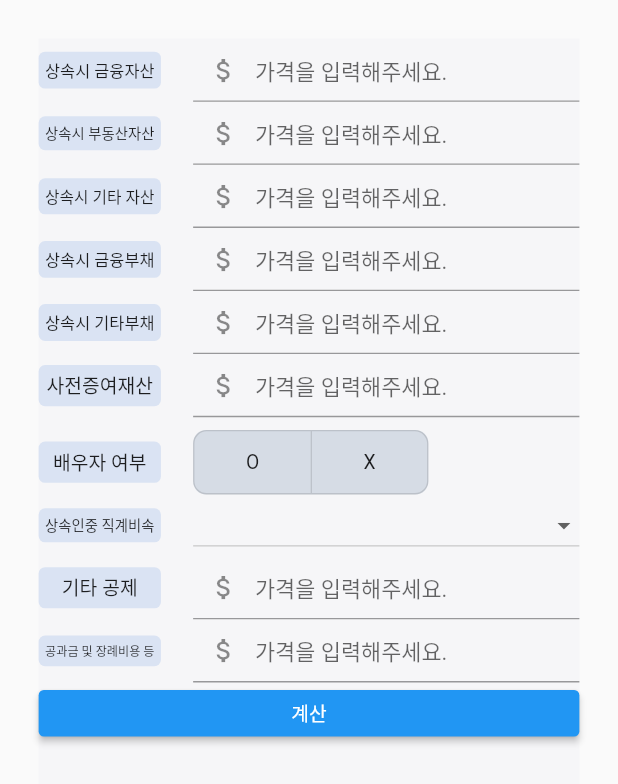
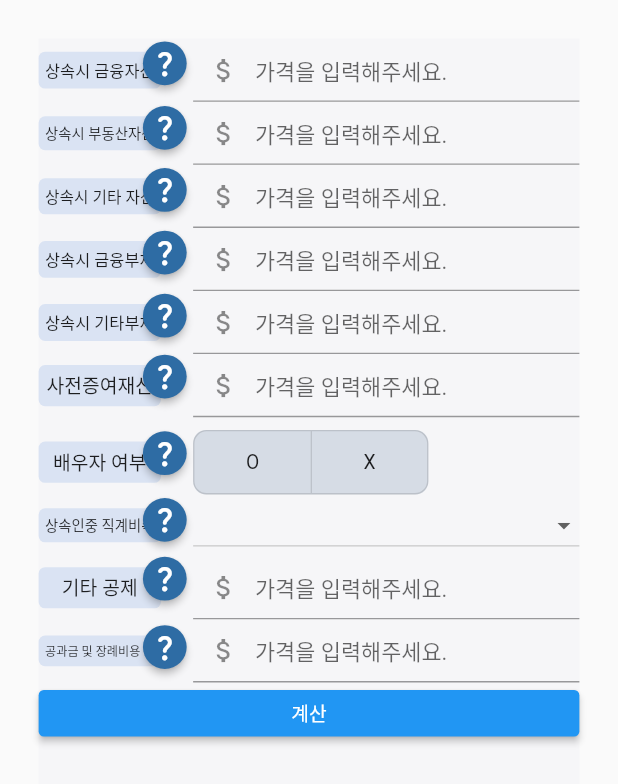
Before and after one commit to tyjeon24/taxai, a Flutter app: the EstatePage screen opened by its route, on a phone screen of 412 x 824 dp. Shown: the top 784 px of the screen. Run offline on Flutter 3.47's test engine with Material 2 defaults, Android fonts, the phone set to English and light mode, and no system bars; drawn by our look-alikes of badges; our stand-ins replace auto_size_text, dio, flutter_animate, flutter_svg, get, responsive_framework; missing offline and left inert: amplify_auth_cognito, amplify_authenticator, amplify_flutter, web_smooth_scroll; Roboto replaces fonts that are missing (Base).

Commit message:
설명창 추가

```diff
--- a/lib/estate_tax/pages/estate_page.dart
+++ b/lib/estate_tax/pages/estate_page.dart
@@ -46,31 +46,41 @@ class Contents extends StatelessWidget {
               index: 0,
               keyValue: "상속시 금융자산",
               title: "상속시 금융자산",
+              tooltip:
+                  "상속일 당시 금융자산의 합계액\n- 금융회사등이 취급하는 예금ㆍ적금ㆍ보험금ㆍ공제금ㆍ주식ㆍ채권ㆍ수익증권ㆍ출자지분ㆍ어음 등의 금전 및 유가증권",
               controller: controller),
           CustomPrice(
               index: 0,
               keyValue: "상속시 부동산자산",
               title: "상속시 부동산자산",
+              tooltip:
+                  "상속일 당시 부동산자산의 합계액\n- 상속일 현재 시가의 합계액. 다만, 시가를 산정하기 어려운경우 개별공시지가, 공동주택가격등의 기준시가의 합계액",
               controller: controller),
           CustomPrice(
               index: 0,
               keyValue: "상속시 기타 자산",
               title: "상속시 기타 자산",
+              tooltip:
+                  "상속일 당시 금융자산과 부동산 자산을 제외한 자산의 합계액\n- 상속일 현재 시가의 합계액. 다만 시가를 산정하기 어려운경우 보충적 평가방법의 합계액",
               controller: controller),
           CustomPrice(
               index: 0,
               keyValue: "상속시 금융부채",
               title: "상속시 금융부채",
+              tooltip: "상속일 당시 금융부채의 합계로서 상속인이 실제로 부담하는 사실이 증명된 금융회사등의 채무의 합계액",
               controller: controller),
           CustomPrice(
               index: 0,
               keyValue: "상속시 기타부채",
               title: "상속시 기타부채",
+              tooltip: "상속일 당시 금융부채를 제외한 기타 부채의 합계액",
               controller: controller),
           CustomPrice(
               index: 0,
               keyValue: "사전증여재산",
               title: "사전증여재산",
+              tooltip:
+                  "상속개시일 전 10년 이내에 피상속인이 상속인에게 증여한 재산가액과 5년 이내에 피상속인이 상속인이 아닌 자에게 증여한 재산가액의 합계액",
               controller: controller),
           Obx(() {
             controller.param;
@@ -80,11 +90,14 @@ class Contents extends StatelessWidget {
                     index: 0,
                     keyValue: "기 증여세액",
                     title: "기 증여세액",
+                    tooltip:
+                        "상속재산에 가산한 증여재산에 대한 증여세액\n- 증여 당시의 그 증여재산에 대한 증여세산출세액을 말한다",
                     controller: controller),
                 CustomPrice(
                     index: 0,
                     keyValue: "배우자 사전증여 과세표준",
                     title: "배우자 사전증여 과세표준",
+                    tooltip: "상속재산에 가산한 증여재산 중 배우자가 사전증여받은 재산에 대한 증여세 과세표준",
                     controller: controller)
               ]);
             }
@@ -94,11 +107,13 @@ class Contents extends StatelessWidget {
               index: 0,
               title: "배우자 여부",
               keyValue: "배우자 여부",
+              tooltip: "상속 당시 배우자 존재 여부",
               controller: controller),
           CustomDropdownButton(
               index: 0,
-              keyValue: "상속인중 직계비속", // TODO 나중에 keyValue 변경
+              keyValue: "상속인중 직계비속",
               title: "상속인중 직계비속",
+              tooltip: "상속 당시 상속인 직계비속의 인원",
               contents: const [
                 "0",
                 "1",
@@ -116,11 +131,15 @@ class Contents extends StatelessWidget {
               index: 0,
               keyValue: "기타 공제",
               title: "기타 공제",
+              tooltip:
+                  "기타 상속공제 금액의 합계액\n1) 가업상속공제 \n- 피상속인이 10년 이상 20년 미만 계속하여 경영한 경우: 200억원 한도\n- 피상속인이 20년 이상 30년 미만 계속하여 경영한 경우: 300억원 한도\n- 피상속인이 30년 이상 계속하여 경영한 경우: 500억원 한도\n2) 동거주택 상속공제 (한도 6억원)\n-  피상속인과 상속인이 10년 이상 계속하여 하나의 주택에서 동거한 1세대 1주택자의 주택가격\n3) 감정평가 수수료 공제 등",
               controller: controller),
           CustomPrice(
               index: 0,
               keyValue: "공과금 및 장례비용 등",
               title: "공과금 및 장례비용 등",
+              tooltip:
+                  "공과금 및 장례비용 등의 합계액\n- 공과금 : 상속개시일 현재 피상속인이 납부할 의무가 있는 공과금으로 상속인에게 승계된것\n- 장례비용 : 장례에 직접 소요된금액 (500만원 미만시 500만원, 1천만원 초과시 1천만원)\n- 봉안시설 또는 자연장지 : 직접 소요된 금액 (500만원 초과시 500만원)",
               controller: controller),
           ElevatedButton(
               onPressed: () {
```
